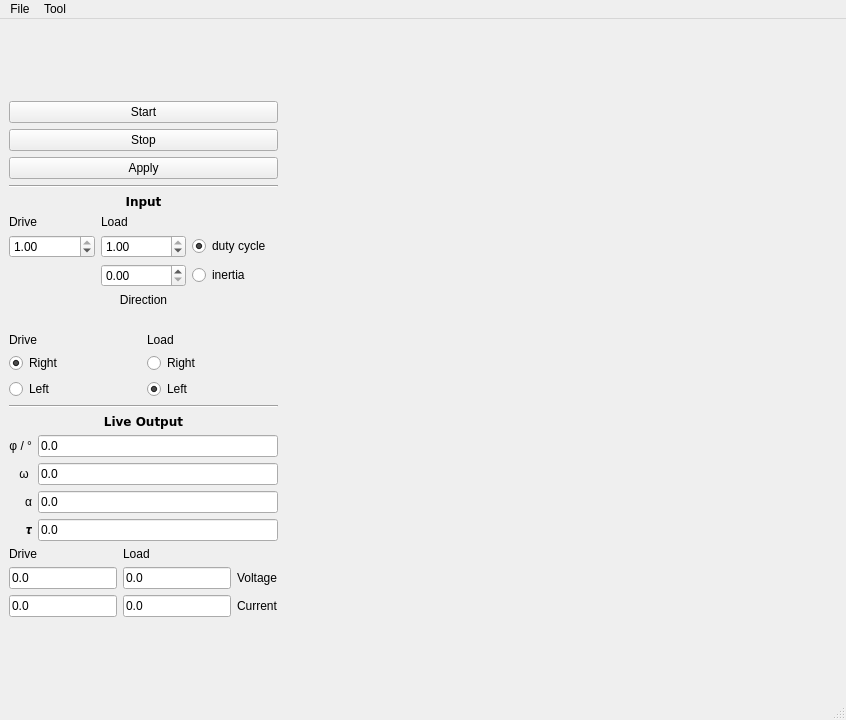
This is mainwindow.ui in FabianTsch/labControl as Qt 5 draws it before an edit. The edited form follows.
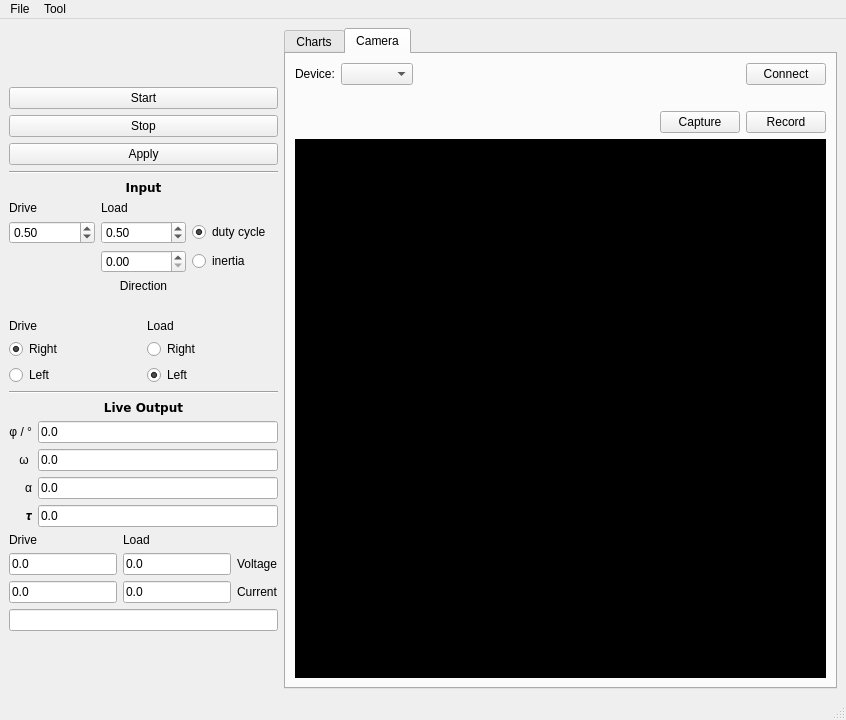
This is the edited form.

Commit message: Add Camera Support Add DaqCard Add Charts support

```diff
--- a/mainwindow.ui
+++ b/mainwindow.ui
@@ -22,7 +22,7 @@
   <widget class="QWidget" name="centralwidget">
    <layout class="QHBoxLayout" name="horizontalLayout_2" stretch="0,1">
     <item>
-     <layout class="QVBoxLayout" name="verticalLayout_4" stretch="0,0,0,0,0,0,0,0,0,0,0,0,0">
+     <layout class="QVBoxLayout" name="verticalLayout_4" stretch="0,0,0,0,0,0,0,0,0,0,0,0,0,0">
       <property name="spacing">
        <number>6</number>
       </property>
@@ -114,7 +114,7 @@
            <double>0.050000000000000</double>
           </property>
           <property name="value">
-           <double>1.000000000000000</double>
+           <double>0.500000000000000</double>
           </property>
          </widget>
         </item>
@@ -127,7 +127,7 @@
            <double>0.050000000000000</double>
           </property>
           <property name="value">
-           <double>1.000000000000000</double>
+           <double>0.500000000000000</double>
           </property>
          </widget>
         </item>
@@ -448,6 +448,9 @@
         </item>
        </layout>
       </item>
+      <item>
+       <widget class="QLineEdit" name="debugOut"/>
+      </item>
       <item>
        <spacer name="verticalSpacer_2">
         <property name="orientation">
@@ -464,6 +467,16 @@
      </layout>
     </item>
     <item>
+     <widget class="QTabWidget" name="tabWidget">
+      <property name="currentIndex">
+       <number>1</number>
+      </property>
+      <widget class="QWidget" name="Charts">
+       <attribute name="title">
+        <string>Charts</string>
+       </attribute>
+       <layout class="QHBoxLayout" name="horizontalLayout">
+        <item>
      <layout class="QVBoxLayout" name="verticalLayout_2">
       <property name="sizeConstraint">
        <enum>QLayout::SetMaximumSize</enum>
@@ -487,10 +500,106 @@
       </item>
       <item>
        <widget class="QFrame" name="chart1">
-        <layout class="QVBoxLayout" name="verticalLayout_3"/>
+            <layout class="QVBoxLayout" name="verticalLayout_7"/>
        </widget>
       </item>
      </layout>
+        </item>
+       </layout>
+      </widget>
+      <widget class="QWidget" name="tab_2">
+       <attribute name="title">
+        <string>Camera</string>
+       </attribute>
+       <layout class="QVBoxLayout" name="verticalLayout_3">
+        <item>
+         <layout class="QHBoxLayout" name="horizontalLayout_3">
+          <item>
+           <widget class="QLabel" name="label_16">
+            <property name="text">
+             <string>Device:</string>
+            </property>
+           </widget>
+          </item>
+          <item>
+           <widget class="QComboBox" name="deviceSelection"/>
+          </item>
+          <item>
+           <spacer name="horizontalSpacer">
+            <property name="orientation">
+             <enum>Qt::Horizontal</enum>
+            </property>
+            <property name="sizeHint" stdset="0">
+             <size>
+              <width>40</width>
+              <height>20</height>
+             </size>
+            </property>
+           </spacer>
+          </item>
+          <item>
+           <widget class="QPushButton" name="connectButton">
+            <property name="text">
+             <string>Connect</string>
+            </property>
+           </widget>
+          </item>
+         </layout>
+        </item>
+        <item>
+         <layout class="QHBoxLayout" name="horizontalLayout_5">
+          <property name="leftMargin">
+           <number>0</number>
+          </property>
+          <property name="topMargin">
+           <number>20</number>
+          </property>
+          <item>
+           <spacer name="horizontalSpacer_2">
+            <property name="orientation">
+             <enum>Qt::Horizontal</enum>
+            </property>
+            <property name="sizeHint" stdset="0">
+             <size>
+              <width>40</width>
+              <height>20</height>
+             </size>
+            </property>
+           </spacer>
+          </item>
+          <item>
+           <widget class="QPushButton" name="captureButton">
+            <property name="text">
+             <string>Capture</string>
+            </property>
+           </widget>
+          </item>
+          <item>
+           <widget class="QPushButton" name="recordButton">
+            <property name="text">
+             <string>Record</string>
+            </property>
+           </widget>
+          </item>
+         </layout>
+        </item>
+        <item>
+         <widget class="QFrame" name="webcamframe">
+          <property name="sizePolicy">
+           <sizepolicy hsizetype="Preferred" vsizetype="Expanding">
+            <horstretch>0</horstretch>
+            <verstretch>0</verstretch>
+           </sizepolicy>
+          </property>
+          <property name="styleSheet">
+           <string notr="true">background-color:rgb(0 , 0 , 0);</string>
+          </property>
+          <layout class="QHBoxLayout" name="webcamlayout"/>
+         </widget>
+        </item>
+       </layout>
+      </widget>
+     </widget>
     </item>
    </layout>
   </widget>
```
Left out of the diff: 2 changed lines with no effect on the pictures. Lines whose indentation alone changed are shown as unchanged. The commit also changes 13 other files.
